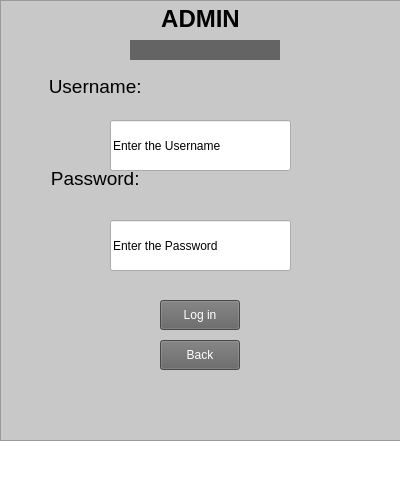
muazzamaqeel/Software-Project-CTS-5, file code/Staging_Environment/Recovered/Staging_Environment_Recorverd/adminstrator.ui: the form before one commit.
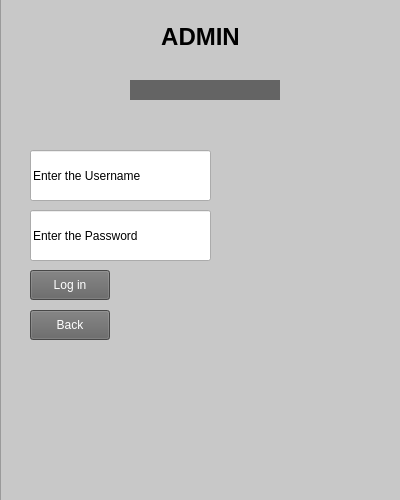
The form after the commit. Icons and pictures are not drawn.

```diff
--- a/code/Staging_Environment/Recovered/Staging_Environment_Recorverd/adminstrator.ui
+++ b/code/Staging_Environment/Recovered/Staging_Environment_Recorverd/adminstrator.ui
@@ -41,9 +41,9 @@
     <property name="geometry">
      <rect>
       <x>0</x>
-      <y>0</y>
+      <y>-10</y>
       <width>401</width>
-      <height>441</height>
+      <height>521</height>
      </rect>
     </property>
     <property name="styleSheet">
@@ -60,19 +60,12 @@
 li.unchecked::marker { content: &quot;\2610&quot;; }
 li.checked::marker { content: &quot;\2612&quot;; }
 &lt;/style&gt;&lt;/head&gt;&lt;body style=&quot; font-family:'Segoe UI'; font-size:9pt; font-weight:400; font-style:normal;&quot;&gt;
+&lt;p align=&quot;center&quot; style=&quot;-qt-paragraph-type:empty; margin-top:0px; margin-bottom:0px; margin-left:0px; margin-right:0px; -qt-block-indent:0; text-indent:0px;&quot;&gt;&lt;br /&gt;&lt;/p&gt;
+&lt;p align=&quot;center&quot; style=&quot;-qt-paragraph-type:empty; margin-top:0px; margin-bottom:0px; margin-left:0px; margin-right:0px; -qt-block-indent:0; text-indent:0px;&quot;&gt;&lt;br /&gt;&lt;/p&gt;
 &lt;p align=&quot;center&quot; style=&quot; margin-top:0px; margin-bottom:0px; margin-left:0px; margin-right:0px; -qt-block-indent:0; text-indent:0px;&quot;&gt;&lt;span style=&quot; font-size:18pt; font-weight:700;&quot;&gt;ADMIN&lt;/span&gt;&lt;/p&gt;
 &lt;p style=&quot;-qt-paragraph-type:empty; margin-top:0px; margin-bottom:0px; margin-left:0px; margin-right:0px; -qt-block-indent:0; text-indent:0px;&quot;&gt;&lt;br /&gt;&lt;/p&gt;
 &lt;p style=&quot;-qt-paragraph-type:empty; margin-top:0px; margin-bottom:0px; margin-left:0px; margin-right:0px; -qt-block-indent:0; text-indent:0px;&quot;&gt;&lt;br /&gt;&lt;/p&gt;
 &lt;p style=&quot;-qt-paragraph-type:empty; margin-top:0px; margin-bottom:0px; margin-left:0px; margin-right:0px; -qt-block-indent:0; text-indent:0px;&quot;&gt;&lt;br /&gt;&lt;/p&gt;
-&lt;p align=&quot;center&quot; style=&quot; margin-top:0px; margin-bottom:0px; margin-left:0px; margin-right:0px; -qt-block-indent:0; text-indent:0px;&quot;&gt;&lt;span style=&quot; font-size:14pt;&quot;&gt;Username:                                        &lt;/span&gt;&lt;/p&gt;
-&lt;p style=&quot;-qt-paragraph-type:empty; margin-top:0px; margin-bottom:0px; margin-left:0px; margin-right:0px; -qt-block-indent:0; text-indent:0px; font-size:14pt;&quot;&gt;&lt;br /&gt;&lt;/p&gt;
-&lt;p style=&quot;-qt-paragraph-type:empty; margin-top:0px; margin-bottom:0px; margin-left:0px; margin-right:0px; -qt-block-indent:0; text-indent:0px; font-size:14pt;&quot;&gt;&lt;br /&gt;&lt;/p&gt;
-&lt;p style=&quot;-qt-paragraph-type:empty; margin-top:0px; margin-bottom:0px; margin-left:0px; margin-right:0px; -qt-block-indent:0; text-indent:0px; font-size:14pt;&quot;&gt;&lt;br /&gt;&lt;/p&gt;
-&lt;p align=&quot;center&quot; style=&quot; margin-top:0px; margin-bottom:0px; margin-left:0px; margin-right:0px; -qt-block-indent:0; text-indent:0px;&quot;&gt;&lt;span style=&quot; font-size:14pt;&quot;&gt;Password:                                        &lt;/span&gt;&lt;/p&gt;
-&lt;p style=&quot;-qt-paragraph-type:empty; margin-top:0px; margin-bottom:0px; margin-left:0px; margin-right:0px; -qt-block-indent:0; text-indent:0px;&quot;&gt;&lt;br /&gt;&lt;/p&gt;
-&lt;p style=&quot;-qt-paragraph-type:empty; margin-top:0px; margin-bottom:0px; margin-left:0px; margin-right:0px; -qt-block-indent:0; text-indent:0px;&quot;&gt;&lt;br /&gt;&lt;/p&gt;
-&lt;p style=&quot;-qt-paragraph-type:empty; margin-top:0px; margin-bottom:0px; margin-left:0px; margin-right:0px; -qt-block-indent:0; text-indent:0px;&quot;&gt;&lt;br /&gt;&lt;/p&gt;
-&lt;p style=&quot;-qt-paragraph-type:empty; margin-top:0px; margin-bottom:0px; margin-left:0px; margin-right:0px; -qt-block-indent:0; text-indent:0px;&quot;&gt;&lt;br /&gt;&lt;/p&gt;
 &lt;p style=&quot;-qt-paragraph-type:empty; margin-top:0px; margin-bottom:0px; margin-left:0px; margin-right:0px; -qt-block-indent:0; text-indent:0px;&quot;&gt;&lt;br /&gt;&lt;/p&gt;
 &lt;p style=&quot;-qt-paragraph-type:empty; margin-top:0px; margin-bottom:0px; margin-left:0px; margin-right:0px; -qt-block-indent:0; text-indent:0px;&quot;&gt;&lt;br /&gt;&lt;/p&gt;&lt;/body&gt;&lt;/html&gt;</string>
     </property>
@@ -80,8 +73,8 @@
    <widget class="QPushButton" name="adminloginButton">
     <property name="geometry">
      <rect>
-      <x>160</x>
-      <y>300</y>
+      <x>30</x>
+      <y>270</y>
       <width>80</width>
       <height>30</height>
      </rect>
@@ -102,8 +95,8 @@
    <widget class="QPushButton" name="backButton">
     <property name="geometry">
      <rect>
-      <x>160</x>
-      <y>340</y>
+      <x>30</x>
+      <y>310</y>
       <width>80</width>
       <height>30</height>
      </rect>
@@ -125,7 +118,7 @@
     <property name="geometry">
      <rect>
       <x>130</x>
-      <y>40</y>
+      <y>80</y>
       <width>150</width>
       <height>20</height>
      </rect>
@@ -167,8 +160,8 @@
    <widget class="QLineEdit" name="input_username">
     <property name="geometry">
      <rect>
-      <x>110</x>
-      <y>120</y>
+      <x>30</x>
+      <y>150</y>
       <width>181</width>
       <height>51</height>
      </rect>
@@ -180,8 +173,8 @@
    <widget class="QLineEdit" name="input_password">
     <property name="geometry">
      <rect>
-      <x>110</x>
-      <y>220</y>
+      <x>30</x>
+      <y>210</y>
       <width>181</width>
       <height>51</height>
      </rect>
```
